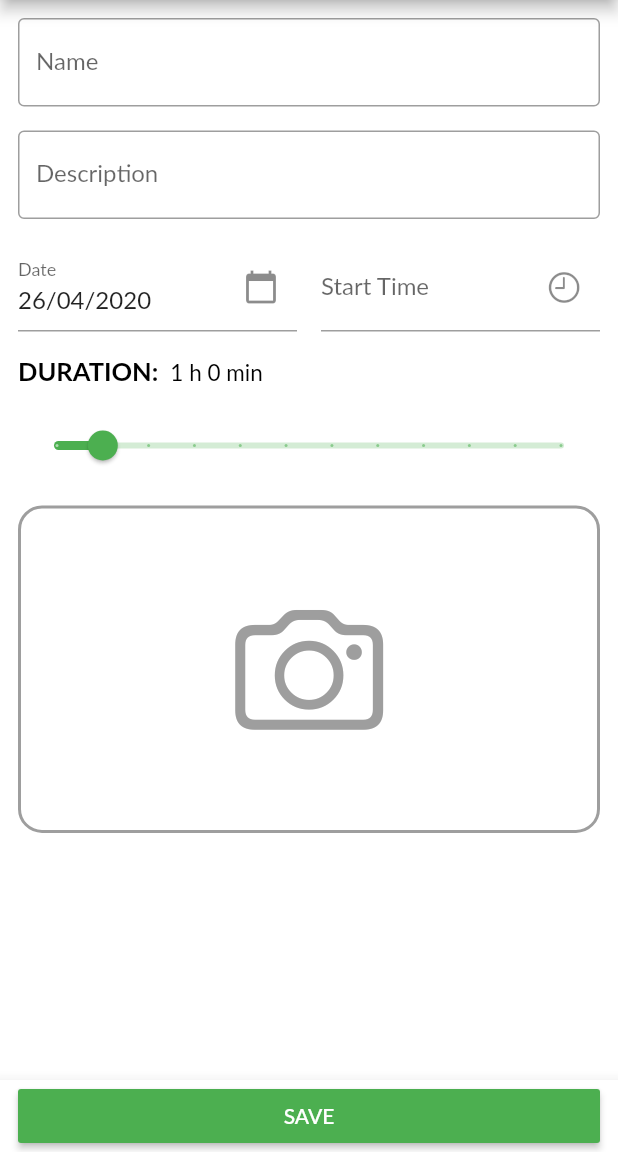
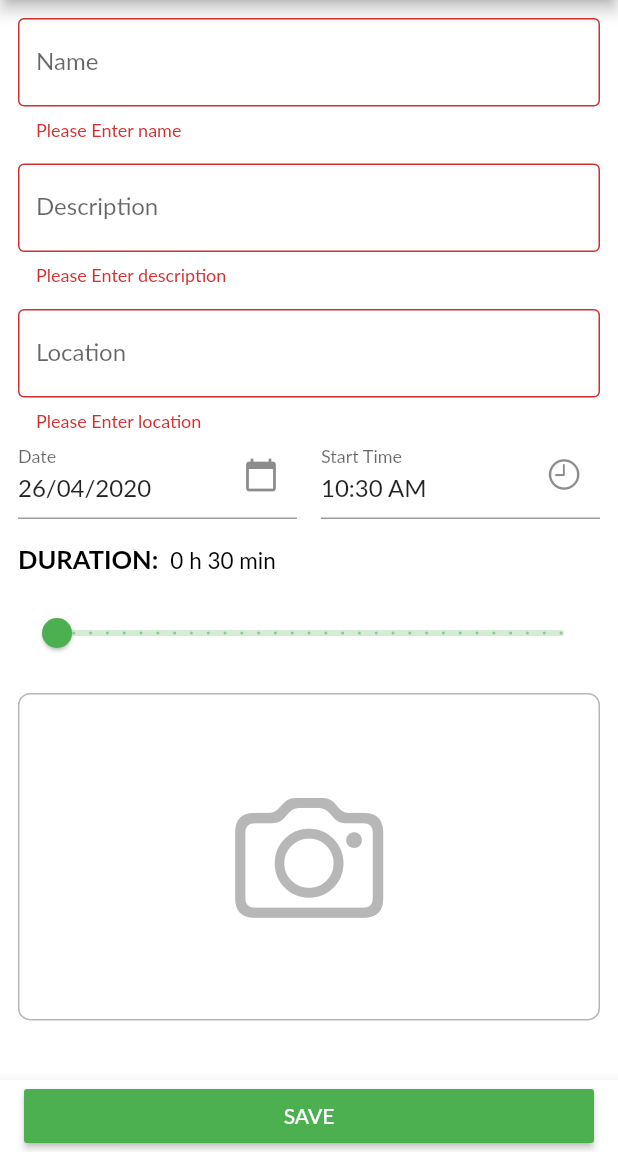
Before and after one commit to GautamChibde/event-app-flutter, a Flutter app: the AddEvent screen opened by its route, after a tap on "SAVE", on a phone screen of 412 x 824 dp, the part 84-1236 px from its top. Run offline on Flutter 3.47's test engine with Material 2 defaults, Android fonts, the phone set to English and light mode, and no system bars; our stand-ins replace bloc, cloud_firestore, firebase_auth, firebase_storage, flutter_bloc, image_cropper and 3 more; missing offline and left inert: cloud_firestore_web, firebase_auth_web, firebase_core_web, flutter_dialogs; accounts and stored records are empty; Roboto replaces fonts that are missing (Lato); statements that could not run were skipped.

Commit message:
Add event functionality

```diff
--- a/lib/model/event.dart
+++ b/lib/model/event.dart
@@ -4,33 +4,41 @@ class Event {
   String id;
   String title;
   String description;
+  String location;
   String imageUrl;
+  int startTime;
+  int endTime;
   int date;
 
-  Event(this.id, this.title, this.description, this.imageUrl, this.date);
+  Event(
+    this.title,
+    this.description,
+    this.location,
+    this.date,
+    this.startTime,
+    this.endTime, {
+    this.id,
+    this.imageUrl,
+  });
 
-  @override
-  bool operator ==(Object other) =>
-      identical(this, other) ||
-      other is Event &&
-          runtimeType == other.runtimeType &&
-          title == other.title &&
-          description == other.description &&
-          imageUrl == other.imageUrl &&
-          date == other.date;
-
-  @override
-  int get hashCode =>
-      title.hashCode ^ description.hashCode ^ imageUrl.hashCode ^ date.hashCode;
-
-  Event copyWith(
-      {String title, String description, String imageUrl, int date}) {
+  Event copyWith({
+    String title,
+    String description,
+    String imageUrl,
+    String location,
+    int startTime,
+    int endTime,
+    int date,
+  }) {
     return Event(
-      this.id,
       title ?? this.title,
       description ?? this.description,
-      imageUrl ?? this.imageUrl,
+      location ?? this.location,
       date ?? this.date,
+      startTime ?? this.startTime,
+      endTime ?? this.endTime,
+      imageUrl: imageUrl ?? this.imageUrl,
+      id: this.id,
     );
   }
 
@@ -45,16 +53,22 @@ class Event {
       'description': description,
       'image': imageUrl,
       'date': date,
+      'location': location,
+      'start_time': startTime,
+      'end_time': endTime,
     };
   }
 
   static Event fromSnapshot(DocumentSnapshot document) {
     return new Event(
-      document.documentID,
       document['name'],
       document['description'],
-      document['image'],
+      document['location'],
       document['date'],
+      document['start_time'] as int,
+      document['end_time'] as int,
+      imageUrl: document['image'],
+      id: document.documentID,
     );
   }
 }
--- a/lib/repository/event_repository.dart
+++ b/lib/repository/event_repository.dart
@@ -1,36 +1,30 @@
-
-
 import 'package:cloud_firestore/cloud_firestore.dart';
 import 'package:eventapp/model/event.dart';
 
 import 'base_repository.dart';
 
 class FirebaseEventRepository extends BaseRepository<Event> {
+  FirebaseEventRepository._privateConstructor();
 
+  static final FirebaseEventRepository instance =
+      FirebaseEventRepository._privateConstructor();
   final eventCollection = Firestore.instance.collection('event');
 
   Future<void> add(Event event) {
     return eventCollection.add(event.toDocument());
   }
 
-
   Future<void> delete(Event event) async {
     return eventCollection.document(event.id).delete();
   }
 
-
   Stream<List<Event>> getAll() {
     return eventCollection.snapshots().map((snapshot) {
-      return snapshot.documents
-          .map((doc) => Event.fromSnapshot(doc))
-          .toList();
+      return snapshot.documents.map((doc) => Event.fromSnapshot(doc)).toList();
     });
   }
 
-
   Future<void> update(Event update) {
-    return eventCollection
-        .document(update.id)
-        .updateData(update.toDocument());
+    return eventCollection.document(update.id).updateData(update.toDocument());
   }
 }
--- a/lib/screens/add_event/add_event.dart
+++ b/lib/screens/add_event/add_event.dart
@@ -1,11 +1,12 @@
 import 'dart:io';
 
+import 'package:eventapp/repository/event_repository.dart';
 import 'package:eventapp/screens/add_event/bloc/add_event_bloc.dart';
+import 'package:eventapp/service/firebase_storage_service.dart';
 import 'package:eventapp/utils/image_utils.dart';
 import 'package:eventapp/utils/permission_handler.dart';
 import 'package:flutter/cupertino.dart';
 import 'package:flutter/material.dart';
-import 'package:intl/intl.dart';
 
 class AddEvent extends StatefulWidget {
   static const kRoute = "/addevent";
@@ -18,19 +19,26 @@ class _AddEventState extends State<AddEvent> {
   final _nameController = TextEditingController();
   final _dateController = TextEditingController();
   final _descriptionController = TextEditingController();
+  final _locationController = TextEditingController();
   final _startTimeController = TextEditingController();
+
+  final _formKey = GlobalKey<FormState>();
 
   AddEventBloc _addEventBloc;
 
   @override
   void initState() {
-    _addEventBloc = AddEventBloc();
+    _addEventBloc = AddEventBloc(
+      FirebaseEventRepository.instance,
+      FirebaseStorageService.instance,
+    );
     super.initState();
   }
 
   @override
   Widget build(BuildContext context) {
-    _dateController.text = DateFormat("dd/MM/yyyy").format(DateTime.now());
+    _dateController.text = _addEventBloc.formattedDate;
+    _startTimeController.text = _addEventBloc.formattedStartTime;
     return Scaffold(
       appBar: AppBar(
         title: Center(child: Text("New Event")),
@@ -38,19 +46,37 @@ class _AddEventState extends State<AddEvent> {
       backgroundColor: Colors.white,
       body: _body(context),
       bottomNavigationBar: BottomAppBar(
-        child: Padding(
-          padding: const EdgeInsets.symmetric(horizontal: 12),
+        child: StreamBuilder<bool>(
+            stream: _addEventBloc.loading,
+            builder: (context, snapshot) {
+              return Padding(
+                padding: const EdgeInsets.symmetric(horizontal: 16.0),
                 child: RaisedButton(
                   color: Colors.green,
-            onPressed: () {},
-            child: Text(
+                  onPressed: () async {
+                    if (_formKey.currentState.validate()) {
+                      await _addEventBloc.createEvent(
+                        _nameController.text,
+                        _descriptionController.text,
+                        _locationController.text,
+                      );
+                      Navigator.pop(context);
+                    }
+                  },
+                  child: snapshot.data
+                      ? CircularProgressIndicator(
+                          valueColor:
+                              AlwaysStoppedAnimation<Color>(Colors.white),
+                        )
+                      : Text(
                           "SAVE",
                           style: TextStyle(
                             color: Colors.white,
                           ),
                         ),
                 ),
-        ),
+              );
+            }),
       ),
     );
   }
@@ -60,6 +86,7 @@ class _AddEventState extends State<AddEvent> {
       child: Container(
         padding: EdgeInsets.all(12),
         child: Form(
+          key: _formKey,
           child: Column(
             crossAxisAlignment: CrossAxisAlignment.start,
             children: <Widget>[
@@ -67,6 +94,7 @@ class _AddEventState extends State<AddEvent> {
               SizedBox(height: 16),
               _inputDescription(context),
               SizedBox(height: 16),
+              _inputLocation(),
               Row(
                 children: [
                   Flexible(flex: 1, child: _inputDate(context)),
@@ -78,38 +106,13 @@ class _AddEventState extends State<AddEvent> {
               Row(
                 crossAxisAlignment: CrossAxisAlignment.end,
                 children: [
-                  Text(
-                    "DURATION:",
-                    style: TextStyle(
-                      color: Colors.black,
-                      fontSize: 17,
-                      fontWeight: FontWeight.bold,
-                    ),
-                  ),
-                  SizedBox(
-                    width: 8,
-                  ),
-                  Text(
-                    _getTime(),
-                    style: TextStyle(
-                      color: Colors.black,
-                      fontSize: 15,
-                      fontWeight: FontWeight.w400,
-                    ),
-                  )
+                  _labelDuration(),
+                  SizedBox(width: 8),
+                  _inputDuration(),
                 ],
               ),
               SizedBox(height: 16),
-              Slider(
-                  min: 30,
-                  max: 480,
-                  divisions: 11,
-                  value: this.value,
-                  onChanged: (v) {
-                    setState(() {
-                      this.value = v;
-                    });
-                  }),
+              _inputDurationSlider(),
               SizedBox(height: 16),
               _inputImage(context),
             ],
@@ -119,12 +122,42 @@ class _AddEventState extends State<AddEvent> {
     );
   }
 
-  double value = 60;
+  Widget _inputDurationSlider() {
+    return Slider(
+      min: 30,
+      max: 480,
+      divisions: 30,
+      value: _addEventBloc.duration,
+      onChanged: (v) {
+        setState(
+          () {
+            _addEventBloc.duration = v;
+          },
+        );
+      },
+    );
+  }
 
-  String _getTime() {
-    final hour = this.value / 60;
-    final minute = this.value % 60;
-    return "${hour.toInt()} h ${minute.toInt()} min";
+  Text _labelDuration() {
+    return Text(
+      "DURATION:",
+      style: TextStyle(
+        color: Colors.black,
+        fontSize: 17,
+        fontWeight: FontWeight.bold,
+      ),
+    );
+  }
+
+  Text _inputDuration() {
+    return Text(
+      _addEventBloc.getTime(),
+      style: TextStyle(
+        color: Colors.black,
+        fontSize: 15,
+        fontWeight: FontWeight.w400,
+      ),
+    );
   }
 
   Widget _inputName(BuildContext context) {
@@ -132,6 +165,12 @@ class _AddEventState extends State<AddEvent> {
       controller: _nameController,
       textInputAction: TextInputAction.next,
       keyboardType: TextInputType.text,
+      validator: (value) {
+        if (value.isEmpty) {
+          return "Please Enter name";
+        }
+        return null;
+      },
       decoration: InputDecoration(
         border: OutlineInputBorder(),
         suffixStyle: TextStyle(color: Colors.green),
@@ -145,6 +184,12 @@ class _AddEventState extends State<AddEvent> {
       controller: _descriptionController,
       textInputAction: TextInputAction.next,
       keyboardType: TextInputType.text,
+      validator: (value) {
+        if (value.isEmpty) {
+          return "Please Enter description";
+        }
+        return null;
+      },
       decoration: InputDecoration(
         border: OutlineInputBorder(),
         suffixStyle: TextStyle(color: Colors.green),
@@ -153,49 +198,21 @@ class _AddEventState extends State<AddEvent> {
     );
   }
 
-  Widget _inputImage(BuildContext context) {
-    return GestureDetector(
-      onTap: () async {
-        await _captureImage(null);
+  _inputLocation() {
+    return TextFormField(
+      controller: _locationController,
+      textInputAction: TextInputAction.next,
+      keyboardType: TextInputType.text,
+      validator: (value) {
+        if (value.isEmpty) {
+          return "Please Enter location";
+        }
+        return null;
       },
-      child: StreamBuilder<String>(
-        stream: _addEventBloc.imageUrl,
-        builder: (context, snapshot) {
-          if (!snapshot.hasData) {
-            return AspectRatio(
-              aspectRatio: 16 / 9,
-              child: _imagePlaceholder(),
-            );
-          }
-          return Container(
-            decoration: BoxDecoration(
-              borderRadius: BorderRadius.circular(16),
-              border: Border.all(color: Colors.grey, width: 2),
-            ),
-            child: ClipRRect(
-              borderRadius: BorderRadius.circular(16),
-              child: Image.file(
-                File(snapshot.data),
-              ),
-            ),
-          );
-        },
-      ),
-    );
-  }
-
-  Container _imagePlaceholder() {
-    return Container(
-      decoration: BoxDecoration(
-        borderRadius: BorderRadius.circular(16),
-        border: Border.all(color: Colors.grey, width: 2),
-      ),
-      child: Center(
-        child: Icon(
-          CupertinoIcons.photo_camera,
-          color: Colors.grey,
-          size: 100,
-        ),
+      decoration: InputDecoration(
+        border: OutlineInputBorder(),
+        suffixStyle: TextStyle(color: Colors.green),
+        labelText: "Location",
       ),
     );
   }
@@ -249,6 +266,53 @@ class _AddEventState extends State<AddEvent> {
               labelText: "Start Time",
             ),
           ),
+        ),
+      ),
+    );
+  }
+
+  Widget _inputImage(BuildContext context) {
+    return GestureDetector(
+      onTap: () async {
+        await _captureImage(null);
+      },
+      child: StreamBuilder<String>(
+        stream: _addEventBloc.imageUrl,
+        builder: (context, snapshot) {
+          if (!snapshot.hasData) {
+            return AspectRatio(
+              aspectRatio: 16 / 9,
+              child: _imagePlaceholder(),
+            );
+          }
+          return Container(
+            decoration: BoxDecoration(
+              borderRadius: BorderRadius.circular(8),
+              border: Border.all(color: Color(0xFFB7B7B7), width: 1),
+            ),
+            child: ClipRRect(
+              borderRadius: BorderRadius.circular(16),
+              child: Image.file(
+                File(snapshot.data),
+              ),
+            ),
+          );
+        },
+      ),
+    );
+  }
+
+  Container _imagePlaceholder() {
+    return Container(
+      decoration: BoxDecoration(
+        borderRadius: BorderRadius.circular(8),
+        border: Border.all(color: Color(0xFFB7B7B7), width: 1),
+      ),
+      child: Center(
+        child: Icon(
+          CupertinoIcons.photo_camera,
+          color: Color(0xFFB7B7B7),
+          size: 100,
         ),
       ),
     );
--- a/lib/screens/add_event/bloc/add_event_bloc.dart
+++ b/lib/screens/add_event/bloc/add_event_bloc.dart
@@ -1,6 +1,11 @@
 import 'dart:async';
+import 'dart:io';
 
 import 'package:bloc/bloc.dart';
+import 'package:eventapp/model/event.dart';
+import 'package:eventapp/repository/event_repository.dart';
+import 'package:eventapp/service/firebase_storage_service.dart';
+import 'package:flutter/foundation.dart';
 import 'package:intl/intl.dart';
 import 'package:meta/meta.dart';
 import 'package:rxdart/rxdart.dart';
@@ -9,20 +14,34 @@ part 'add_event_event.dart';
 part 'add_event_state.dart';
 
 class AddEventBloc extends Bloc<AddEventEvent, AddEventState> {
-  @override
-  AddEventState get initialState => AddEventInitial();
+  int _startTime;
+  int _date;
+
+  double duration = 30;
+
+  final FirebaseEventRepository _firebaseEventRepository;
+  final FirebaseStorageService _storageService;
 
   final _imageUrlSubject = BehaviorSubject<String>();
 
   Stream<String> get imageUrl => _imageUrlSubject.stream;
 
-  AddEventBloc() {
-    _date = DateTime.now().millisecondsSinceEpoch;
+  Function(String) get updateImage => _imageUrlSubject.sink.add;
+
+  final _loadingSubject = BehaviorSubject<bool>.seeded(false);
+
+  Stream<bool> get loading => _loadingSubject.stream;
+
+  String getTime() {
+    final hour = this.duration / 60;
+    final minute = this.duration % 60;
+    return "${hour.toInt()} h ${minute.toInt()} min";
   }
 
-  int _startTime;
-  int endTime;
-  int _date;
+  AddEventBloc(this._firebaseEventRepository, this._storageService) {
+    _date = DateTime.now().millisecondsSinceEpoch;
+    _startTime = DateTime.now().millisecondsSinceEpoch;
+  }
 
   String get formattedDate => DateFormat("dd/MM/yyyy")
       .format(DateTime.fromMillisecondsSinceEpoch(_date));
@@ -31,19 +50,12 @@ class AddEventBloc extends Bloc<AddEventEvent, AddEventState> {
       .format(DateTime.fromMillisecondsSinceEpoch(_startTime));
 
   @override
+  AddEventState get initialState => AddEventInitial();
+
+  @override
   Stream<AddEventState> mapEventToState(
     AddEventEvent event,
   ) async* {}
-
-  updateImage(String imagePath) {
-    _imageUrlSubject.sink.add(imagePath);
-  }
-
-  @override
-  Future<void> close() {
-    _imageUrlSubject.close();
-    return super.close();
-  }
 
   setDate(int date) {
     this._date = date;
@@ -52,4 +64,57 @@ class AddEventBloc extends Bloc<AddEventEvent, AddEventState> {
   setStartTime(int time) {
     this._startTime = time;
   }
+
+  Future<void> createEvent(
+      String name, String description, String location) async {
+    _loadingSubject.sink.add(true);
+    final hr = duration / 60;
+    final min = duration % 60;
+    final selectedDate = DateTime.fromMillisecondsSinceEpoch(_date);
+    final updatedEndTime = DateTime(
+      selectedDate.year,
+      selectedDate.month,
+      selectedDate.day,
+      hr.toInt(),
+      min.toInt(),
+      selectedDate.second,
+      selectedDate.millisecond,
+      selectedDate.microsecond,
+    );
+    final startTime = DateTime.fromMillisecondsSinceEpoch(_startTime);
+    final updatedStartTime = DateTime(
+      selectedDate.year,
+      selectedDate.month,
+      selectedDate.day,
+      startTime.hour,
+      startTime.minute,
+      selectedDate.second,
+      selectedDate.millisecond,
+      selectedDate.microsecond,
+    );
+    String remotePath = "";
+    if (_imageUrlSubject.value != null) {
+      remotePath =
+          await _storageService.uploadImage(File(_imageUrlSubject.value));
+    }
+    await _firebaseEventRepository.add(
+      Event(
+        name,
+        description,
+        location,
+        _date,
+        updatedStartTime.millisecondsSinceEpoch,
+        updatedEndTime.millisecondsSinceEpoch,
+        imageUrl: remotePath,
+      ),
+    );
+    _loadingSubject.sink.add(false);
+  }
+
+  @override
+  Future<void> close() {
+    _imageUrlSubject.close();
+    _loadingSubject.close();
+    return super.close();
+  }
 }
--- a/lib/screens/event/events_page.dart
+++ b/lib/screens/event/events_page.dart
@@ -20,7 +20,7 @@ class _EventsPageState extends State<EventsPage> {
 
   @override
   void initState() {
-    _eventBloc = EventBloc(FirebaseEventRepository());
+    _eventBloc = EventBloc(FirebaseEventRepository.instance);
     FirebaseAuth.instance.onAuthStateChanged.listen((firebaseUser) {
       if (firebaseUser == null) {
         Navigator.of(context).pushNamedAndRemoveUntil(
--- a/lib/service/firebase_storage_service.dart
+++ b/lib/service/firebase_storage_service.dart
@@ -21,6 +21,7 @@ class FirebaseStorageService {
       file,
     );
     await uploadTask.onComplete;
+    await file.delete();
     return await storageRef.getDownloadURL();
   }
 
```
Lines whose indentation alone changed are shown as unchanged.
